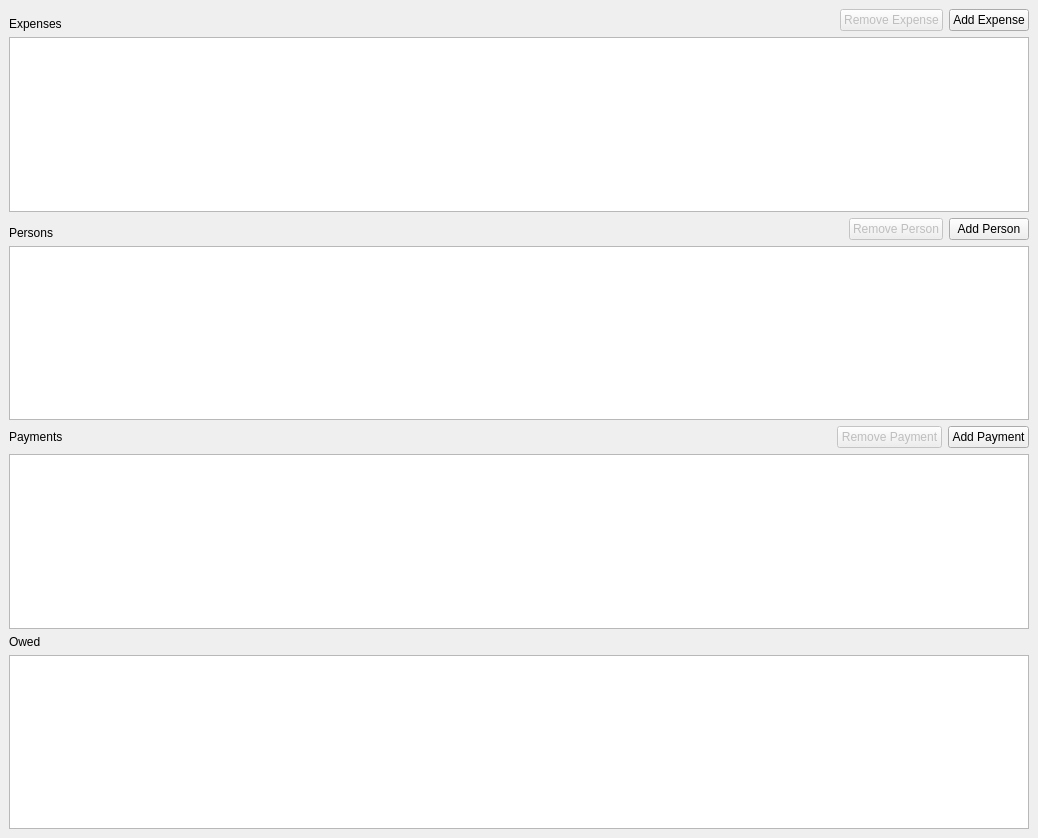
Before: the Qt Designer form src/app.ui in AdamPloof/FairBudget, drawn with Qt 5.
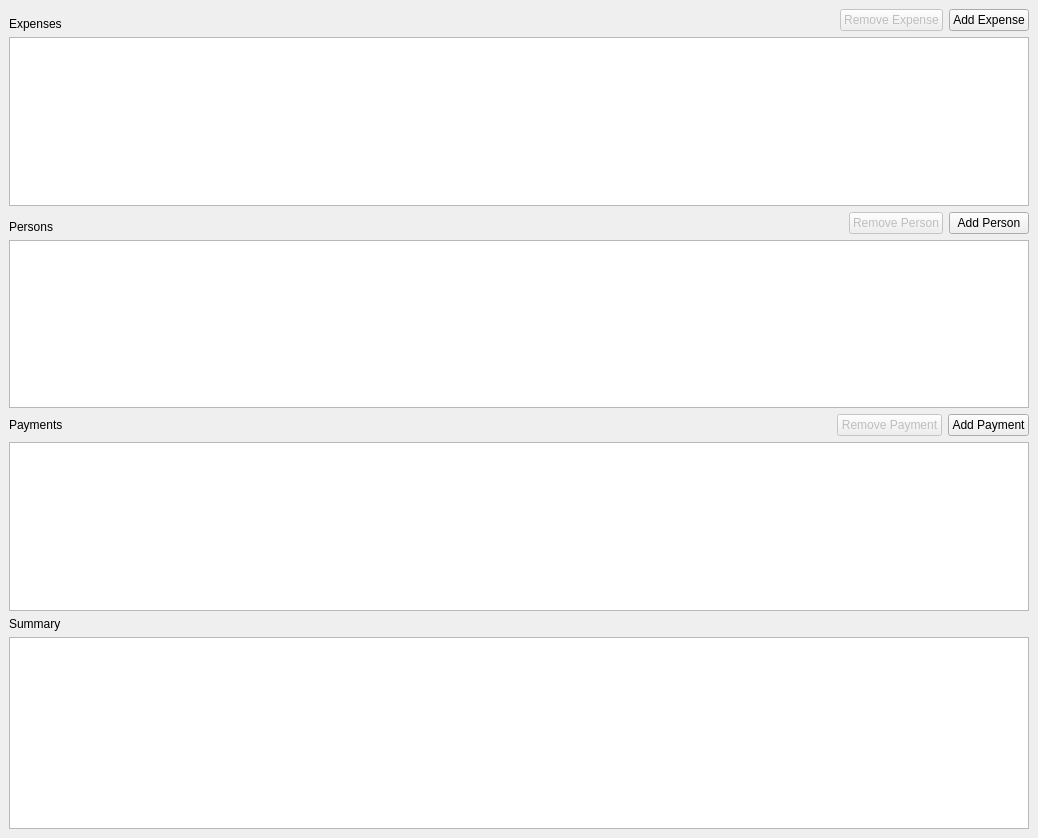
After: the same form once the commit is applied.

Commit message: add README, stub out ReportBuilder service and summary section of UI

Patch:
```diff
--- a/src/app.ui
+++ b/src/app.ui
@@ -22,7 +22,7 @@
    </property>
    <layout class="QVBoxLayout" name="verticalLayout">
     <item>
-     <layout class="QVBoxLayout" name="mainLayout" stretch="0,1,0,1,0,1,0,1">
+     <layout class="QVBoxLayout" name="mainLayout" stretch="0,1,0,1,0,1,0,0">
       <property name="sizeConstraint">
        <enum>QLayout::SetNoConstraint</enum>
       </property>
@@ -163,17 +163,21 @@
       </item>
       <item>
        <layout class="QHBoxLayout" name="horizontalLayout_6">
-        <item alignment="Qt::AlignBottom">
-         <widget class="QLabel" name="owedLbl">
+        <item>
+         <widget class="QLabel" name="summaryLbl">
           <property name="text">
-           <string>Owed</string>
+           <string>Summary</string>
           </property>
          </widget>
         </item>
        </layout>
       </item>
-      <item>
-       <widget class="QTableView" name="owedTbl"/>
+      <item alignment="Qt::AlignBottom">
+       <widget class="QTextEdit" name="summaryReport">
+        <property name="readOnly">
+         <bool>true</bool>
+        </property>
+       </widget>
       </item>
      </layout>
     </item>
```
The commit also changes 9 other files.
